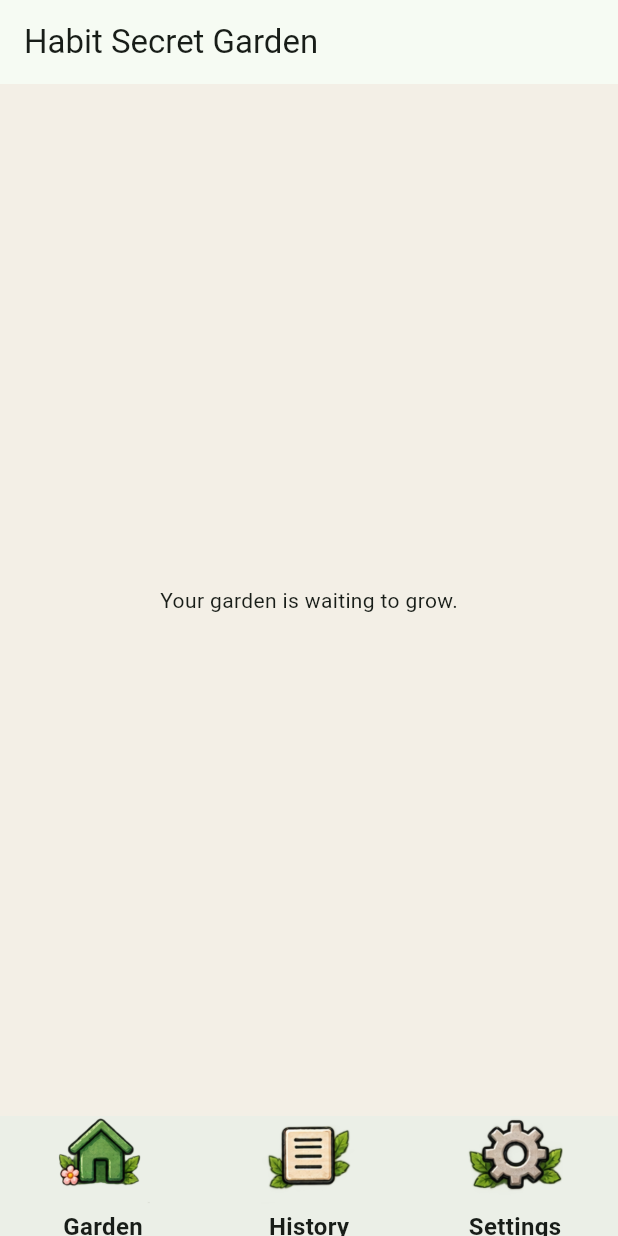
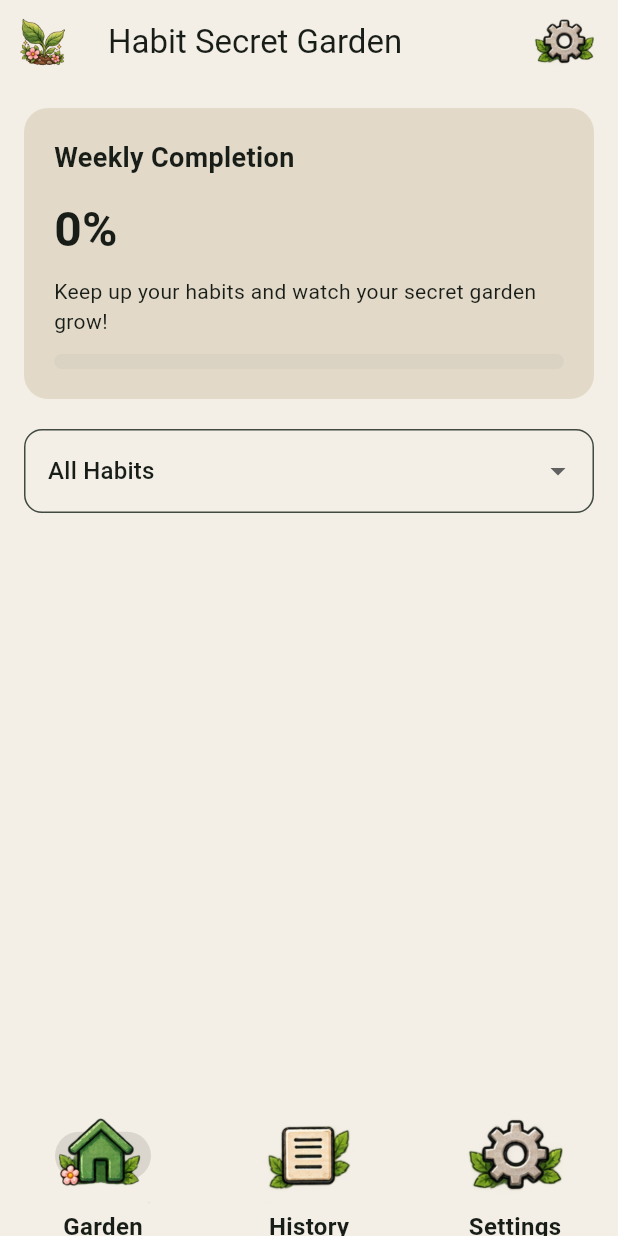
Before and after one commit to laprexious/habit-secret-garden-app, a Flutter app: the screen it shows after launch, on a phone screen of 412 x 824 dp. Run offline on Flutter 3.47's test engine with Material 3 defaults, Android fonts, the phone set to English and light mode, and no system bars.

Commit message:
Update garden dashboard layout and added dropdown filter

```diff
--- a/lib/Screens/garden_homescreen.dart
+++ b/lib/Screens/garden_homescreen.dart
@@ -26,7 +26,8 @@ class _GardenHomeScreenState extends State<GardenHomeScreen> {
       body: _screens[_selectedIndex],
       // Navigation bar to navigate between screens
       bottomNavigationBar: NavigationBar(
-        indicatorColor: Colors.transparent,
+        indicatorColor: const Color.fromARGB(255, 218, 214, 206),
+        backgroundColor: const Color(0xFFF3EFE6),
         labelBehavior: NavigationDestinationLabelBehavior.alwaysShow,
         labelTextStyle: WidgetStateProperty.all(
           const TextStyle(
@@ -41,11 +42,11 @@ class _GardenHomeScreenState extends State<GardenHomeScreen> {
             _selectedIndex = index;
           });
         },
-        //nav bar destonations (widgets at bottom)
+        //nav bar destinations (widgets at bottom)
         destinations: [
           NavigationDestination(
             //using personal icon pngs instead of built-ins
-             icon: Image.asset(
+            icon: Image.asset(
               'assets/images/home-icon.png',
               width: 64,
               height: 64,
@@ -80,6 +81,7 @@ class _GardenHomeScreenState extends State<GardenHomeScreen> {
               'assets/images/settings-icon.png',
               width: 64,
               height: 64,
+
             ),
             label: 'Settings',
           ),
@@ -89,18 +91,128 @@ class _GardenHomeScreenState extends State<GardenHomeScreen> {
   }
 }
 
+//main dashboard (display)
 class _GardenDashboard extends StatelessWidget {
   const _GardenDashboard();
-
+  //settings button on top right corner
   @override
   Widget build(BuildContext context) {
     return Scaffold(
       appBar: AppBar(
+        backgroundColor: const Color(0xFFF3EFE6),
+        surfaceTintColor: Colors.transparent,
+        elevation: 0,
+        leading: Padding(
+          padding: const EdgeInsets.all(10),
+          child: Image.asset(
+            'assets/images/app-icon.png',
+          ),
+        ),
         title: const Text('Habit Secret Garden'),
+        actions: [
+          IconButton(
+            icon: Image.asset(
+              'assets/images/settings-icon.png',
+              width: 56,
+              height: 56,
+            ),
+            tooltip: 'Settings',
+            onPressed: () {
+              // Settings navigation will be connected next.
+            },
+          ),
+        ],
       ),
-      body: const Center(
-        child: Text('Your garden is waiting to grow.'),
+      body: Padding(
+        padding: const EdgeInsets.all(16),
+        child: Column(
+          crossAxisAlignment: CrossAxisAlignment.stretch,
+          children: [
+            // Weekly completion widget
+            Container(
+              padding: const EdgeInsets.all(20),
+              decoration: BoxDecoration(
+                color: const Color(0xFFE2D9C9),
+                borderRadius: BorderRadius.circular(16),
+              ),
+              child: Column(
+                crossAxisAlignment: CrossAxisAlignment.start,
+                children: [
+                  Text(
+                    'Weekly Completion',
+                    style: TextStyle(
+                      fontSize: 18,
+                      fontWeight: FontWeight.w600,
+                    ),
+                  ),
+                  SizedBox(height: 12),
+                  Text(
+                    '0%',
+                    style: TextStyle(
+                      fontSize: 32,
+                      fontWeight: FontWeight.bold,
+                    ),
+                  ),
+                  SizedBox(height: 8),
+                  Text('Keep up your habits and watch your secret garden grow!'),
+                  // progress bar connexted to percent calculation
+                  SizedBox(height: 12),
+                  ClipRRect(
+                    borderRadius: BorderRadius.circular(10),
+                    child: LinearProgressIndicator(
+                      value: 0.0,
+                      minHeight: 10,
+                      backgroundColor: Color(0xFFDAD2C3),
+                      valueColor: AlwaysStoppedAnimation<Color>(
+                        Color(0xFF547653),
+                      ),
+                    ),
+                  ),
+                ],
+              ),
+            ),
+            //drop-down menu to filter habits
+            const SizedBox(height: 20),
+            DropdownButtonFormField<String>(
+              initialValue: 'All Habits',
+              decoration: InputDecoration(
+                filled: true,
+                fillColor: const Color(0xFFF3EFE6),
+                border: OutlineInputBorder(
+                  borderRadius: BorderRadius.circular(12),
+                ),
+              ),
+              items: const [
+                DropdownMenuItem(
+                  value: 'All Habits',
+                  child: Text('All Habits'),
+                ),
+                DropdownMenuItem(
+                  value: 'Favorites',
+                  child: Text('Favorites'),
+                ),
+                DropdownMenuItem(
+                  value: 'Health',
+                  child: Text('Health'),
+                ),
+                DropdownMenuItem(
+                  value: 'Personal Growth',
+                  child: Text('Personal Growth'),
+                ),
+                DropdownMenuItem(
+                  value: 'Productivity',
+                  child: Text('Productivity'),
+                ),
+              ],
+              onChanged: (String? value) {
+                // Category selection will be connected to habits later.
+              },
+            ),
+
+          ],
+        ),
       ),
+
     );
   }
 }
```
Also changed, not shown: assets/images/app-icon.png (added), assets/images/header-icon.png (added).
